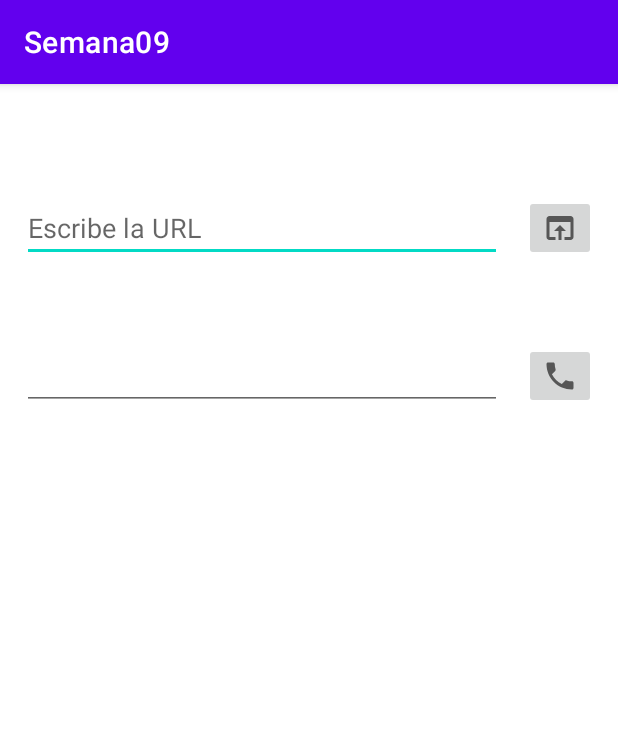
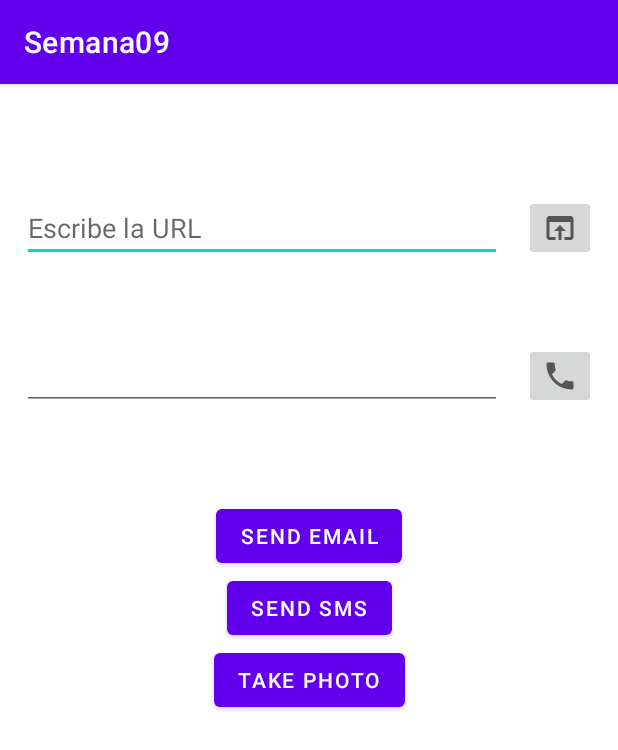
Before and after one commit to dgeti-cetis108/6avpr-fj2021-semana-09-bidkar, an Android app: the screen it shows after launch (MainActivity), on a phone screen of 412 x 824 dp. Shown: the top 750 px of the screen. Run offline under Robolectric (Android 15) with nearby library versions, the phone set to English and light mode, and no system bars.

```diff
--- a/app/src/main/AndroidManifest.xml
+++ b/app/src/main/AndroidManifest.xml
@@ -4,6 +4,7 @@
 
     <uses-permission android:name="android.permission.INTERNET" />
     <uses-permission android:name="android.permission.CALL_PHONE" />
+    <uses-permission android:name="android.permission.CAMERA" />
 
     <application
         android:allowBackup="true"
--- a/app/src/main/res/layout/activity_main.xml
+++ b/app/src/main/res/layout/activity_main.xml
@@ -47,11 +47,46 @@
         android:id="@+id/imageButtonMainPhone"
         android:layout_width="wrap_content"
         android:layout_height="wrap_content"
-        android:onClick="dialToPhone"
+        android:onClick="dialPhoneNumber"
         app:layout_constraintBottom_toBottomOf="@+id/editTextMainPhone"
         app:layout_constraintEnd_toEndOf="parent"
         app:layout_constraintHorizontal_bias="0.5"
         app:layout_constraintStart_toEndOf="@+id/editTextMainPhone"
         app:layout_constraintTop_toTopOf="@+id/editTextMainPhone"
         app:srcCompat="@drawable/ic_call_phone" />
+
+    <Button
+        android:id="@+id/buttonMainEmail"
+        android:layout_width="wrap_content"
+        android:layout_height="wrap_content"
+        android:layout_marginTop="60dp"
+        android:onClick="sendEmail"
+        android:text="Send Email"
+        app:layout_constraintEnd_toEndOf="parent"
+        app:layout_constraintHorizontal_bias="0.5"
+        app:layout_constraintStart_toStartOf="parent"
+        app:layout_constraintTop_toBottomOf="@+id/editTextMainPhone" />
+
+    <Button
+        android:onClick="takePhoto"
+        android:id="@+id/buttonMainCamera"
+        android:layout_width="wrap_content"
+        android:layout_height="wrap_content"
+        android:text="Take Photo"
+        app:layout_constraintEnd_toEndOf="parent"
+        app:layout_constraintHorizontal_bias="0.5"
+        app:layout_constraintStart_toStartOf="parent"
+        app:layout_constraintTop_toBottomOf="@+id/buttonMainSms" />
+
+    <Button
+        android:id="@+id/buttonMainSms"
+        android:layout_width="wrap_content"
+        android:layout_height="wrap_content"
+        android:onClick="sendSms"
+        android:text="Send SMS"
+        app:layout_constraintEnd_toEndOf="parent"
+        app:layout_constraintHorizontal_bias="0.5"
+        app:layout_constraintStart_toStartOf="parent"
+        app:layout_constraintTop_toBottomOf="@+id/buttonMainEmail" />
+
 </androidx.constraintlayout.widget.ConstraintLayout>
```
Also changed, not shown: app/src/main/java/com/cetis108/semana09/MainActivity.kt (+50 -3 lines).
